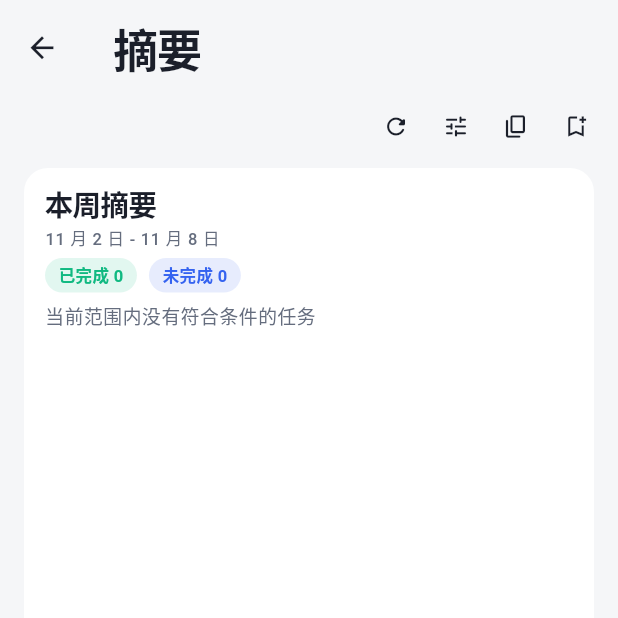
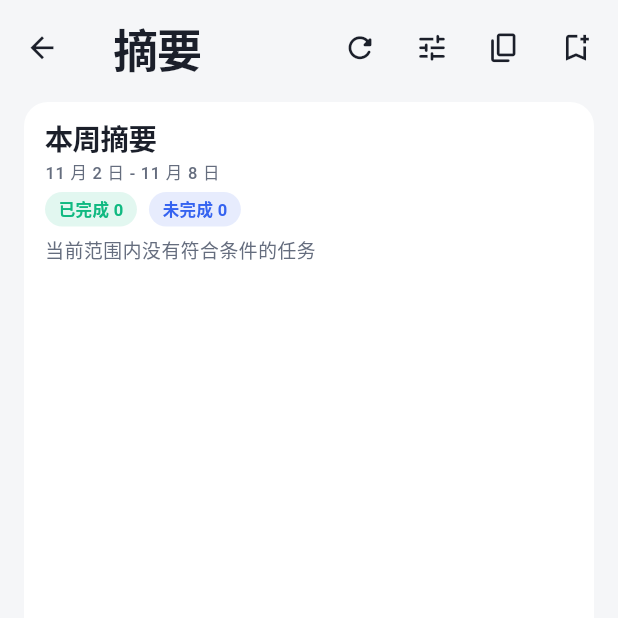
Before and after one commit to AnsGoo/caldav-free, a Flutter app: the SummaryPage screen opened directly, on a phone screen of 412 x 824 dp, the top half of it. Run offline on Flutter 3.47's test engine with Material 3 defaults, Android fonts, the phone set to English and light mode, and no system bars; our stand-ins replace drift, flutter_local_notifications, timezone; accounts and stored records are empty; generated files the repository leaves out were written again.

Commit message:
feat(summary): 竖屏摘要页的按钮也并入标题行
原来只有横屏把重新生成 / 筛选 / 复制 / 保存模板放进 AppBar，竖屏仍在编辑器
上方单独占一行。现在横竖屏统一由 AppBar actions 承载，面板里的工具栏行
整段删除，竖屏再省一行高度。

summary_page_test 的竖屏用例改为断言按钮与标题同一行。

```diff
--- a/mobile/lib/features/summary/summary_page.dart
+++ b/mobile/lib/features/summary/summary_page.dart
@@ -22,7 +22,6 @@ class _SummaryPageState extends State<SummaryPage> {
   Widget build(BuildContext context) {
     final app = context.watch<AppState>();
     final theme = Theme.of(context);
-    final compact = isCompactAppBar(context);
     // Tablets pin the filter panel on the right, so the tune button is redundant.
     final wide = MediaQuery.sizeOf(context).shortestSide >= 600;
 
@@ -36,9 +35,8 @@ class _SummaryPageState extends State<SummaryPage> {
             letterSpacing: -0.9,
           ),
         ),
-        // 横屏时把工具栏按钮并入标题行，省掉编辑器顶上的一整行。
-        actions: compact
-            ? [
+        // 作用按钮统一放标题行，横竖屏都不再在编辑器上方单独占一行。
+        actions: [
           IconButton(
             tooltip: '重新生成',
             onPressed: _panel.regenerate,
@@ -61,8 +59,7 @@ class _SummaryPageState extends State<SummaryPage> {
             icon: const Icon(Icons.bookmark_add_outlined),
           ),
           const SizedBox(width: 4),
-              ]
-            : null,
+        ],
       ),
       body: StreamBuilder<List<TaskItem>>(
         stream: app.store.watchAllTasks(),
--- a/mobile/lib/features/tasks/summary_panel.dart
+++ b/mobile/lib/features/tasks/summary_panel.dart
@@ -5,7 +5,6 @@ import 'package:provider/provider.dart';
 import '../../app_state.dart';
 import '../../core/ids.dart';
 import '../../core/models.dart';
-import '../../core/ui_utils.dart';
 import '../../design/components.dart';
 import '../../design/format.dart';
 
@@ -527,41 +526,6 @@ class _SummaryPanelState extends State<SummaryPanel> {
     return Column(
       crossAxisAlignment: CrossAxisAlignment.stretch,
       children: [
-        // 横屏时这些操作已经挪到 AppBar 标题行，这里不再额外占一行。
-        if (!isCompactAppBar(context))
-          Padding(
-            padding: const EdgeInsets.fromLTRB(16, 0, 8, 4),
-            child: Row(
-              mainAxisAlignment: MainAxisAlignment.end,
-              children: [
-                IconButton(
-                  tooltip: '重新生成',
-                  onPressed: _regenerate,
-                  visualDensity: VisualDensity.compact,
-                  icon: const Icon(Icons.refresh_rounded, size: 18),
-                ),
-                if (!wide)
-                  IconButton(
-                    tooltip: '筛选与分组',
-                    onPressed: _openSettings,
-                    visualDensity: VisualDensity.compact,
-                    icon: const Icon(Icons.tune_rounded, size: 18),
-                  ),
-                IconButton(
-                  tooltip: '复制摘要',
-                  onPressed: _copy,
-                  visualDensity: VisualDensity.compact,
-                  icon: const Icon(Icons.copy_rounded, size: 18),
-                ),
-                IconButton(
-                  tooltip: '保存为模板',
-                  onPressed: _saveTemplate,
-                  visualDensity: VisualDensity.compact,
-                  icon: const Icon(Icons.bookmark_add_outlined, size: 18),
-                ),
-              ],
-            ),
-          ),
         if (templates.isNotEmpty)
           SizedBox(
             height: 38,
```
Also changed, not shown: mobile/lib/core/ui_utils.dart (+3 -11 lines), 2 other files. Lines whose indentation alone changed are shown as unchanged.
